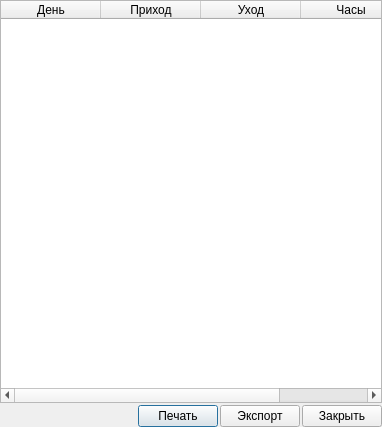
Meller008/CRM-Avi, file ui/staff_traffic_calc.ui: the form before one commit.
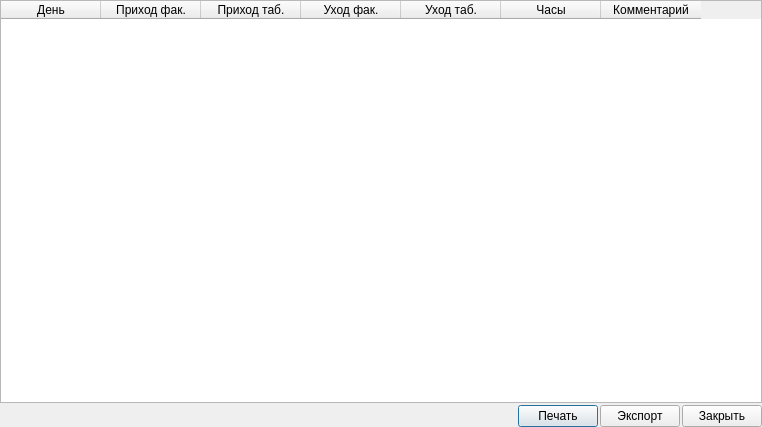
The form after the commit.

Commit message: Работа - поправлена переноска товара по дереву + переделан отчет о часах работника

Patch:
```diff
--- a/ui/staff_traffic_calc.ui
+++ b/ui/staff_traffic_calc.ui
@@ -6,7 +6,7 @@
    <rect>
     <x>0</x>
     <y>0</y>
-    <width>382</width>
+    <width>762</width>
     <height>427</height>
    </rect>
   </property>
@@ -56,12 +56,22 @@
      </column>
      <column>
       <property name="text">
-       <string>Приход</string>
+       <string>Приход фак.</string>
       </property>
      </column>
      <column>
       <property name="text">
-       <string>Уход</string>
+       <string>Приход таб.</string>
+      </property>
+     </column>
+     <column>
+      <property name="text">
+       <string>Уход фак.</string>
+      </property>
+     </column>
+     <column>
+      <property name="text">
+       <string>Уход таб.</string>
       </property>
      </column>
      <column>
@@ -69,6 +79,11 @@
        <string>Часы</string>
       </property>
      </column>
+     <column>
+      <property name="text">
+       <string>Комментарий</string>
+      </property>
+     </column>
     </widget>
    </item>
    <item row="1" column="0">
```
Left out of the diff: 2 changed lines with no effect on the pictures. The commit also changes 2 other files.
